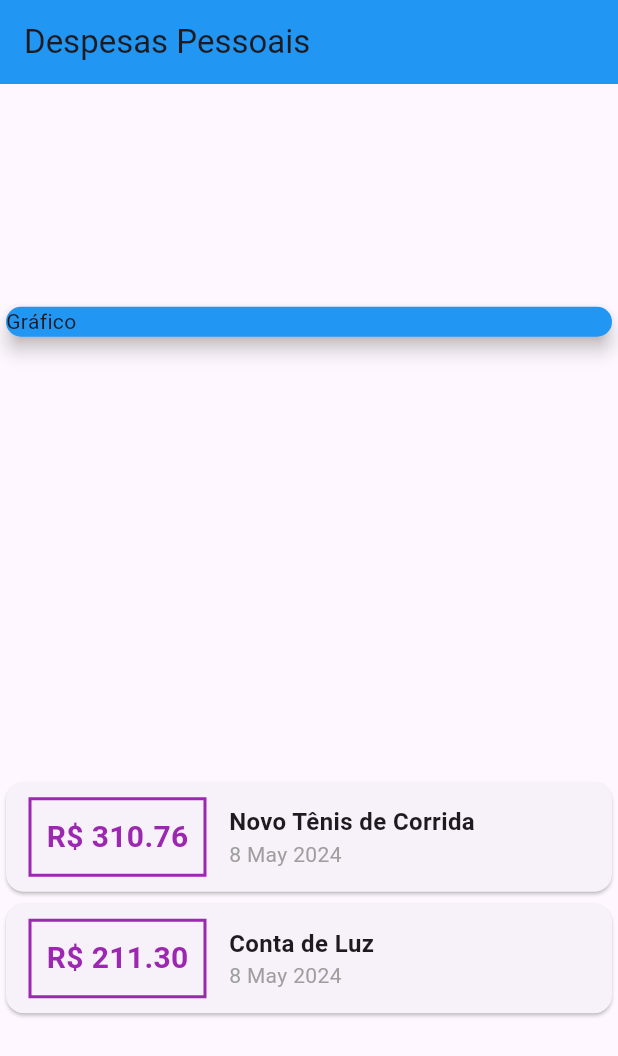
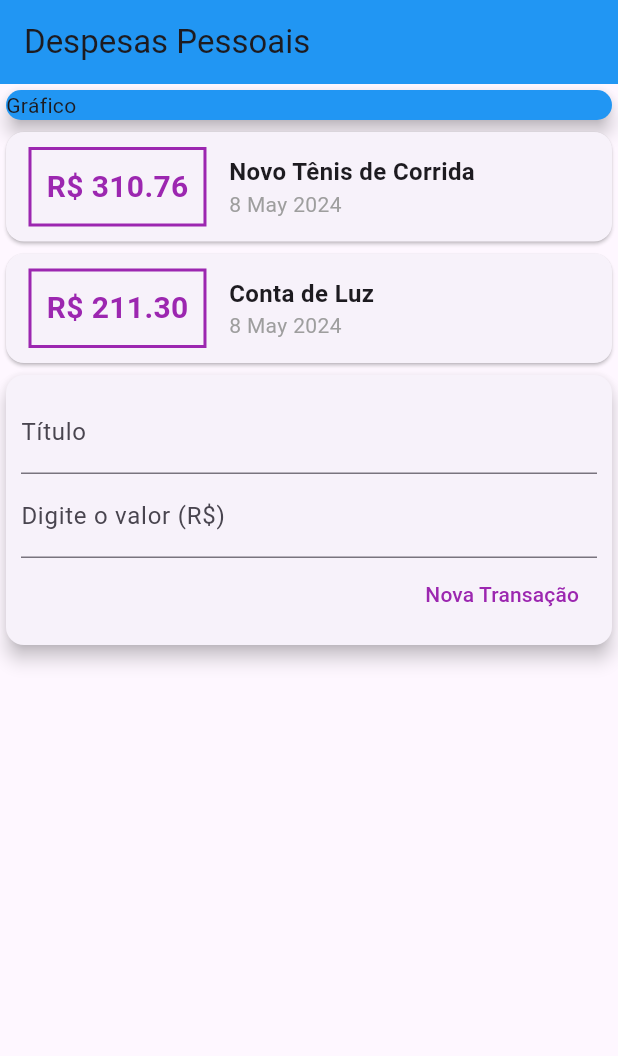
Before and after one commit to ArthurRCastilho/app_despesas, a Flutter app: the screen it shows after launch, on a phone screen of 412 x 824 dp. Shown: the top 1056 px of the screen. Run offline on Flutter 3.47's test engine with Material 3 defaults, Android fonts, the phone set to English and light mode, and no system bars.

Commit message:
Adicionando o card para adicionar transações, no card estão presentes textFild para inserir valores do titulo da transação, e valor da transação. Além de teste se está sendo recebido os valores que forem digitados nos TextFields. Resta adicionar os valores a _transictions para conseguir adicionar os valores a lista de transações.

```diff
--- a/lib/main.dart
+++ b/lib/main.dart
@@ -14,6 +14,9 @@ class ExpensesApp extends StatelessWidget {
 }
 
 class MyHomePage extends StatelessWidget {
+  final titleController = TextEditingController();
+  final valueController = TextEditingController();
+
   final _transactions = [
     Transaction(
         id: 't1',
@@ -37,13 +40,14 @@ class MyHomePage extends StatelessWidget {
       ),
       body: Column(
         // mainAxisAlignmente e crossAxisAlignment, são usados para alinhar os widgets
-        mainAxisAlignment: MainAxisAlignment.spaceAround,
         crossAxisAlignment: CrossAxisAlignment.stretch,
         children: <Widget>[
-          const Card(
-            color: Colors.blue,
-            elevation: 5,
-            child: Text('Gráfico'),
+          Container(
+            child: const Card(
+              color: Colors.blue,
+              elevation: 5,
+              child: Text('Gráfico'),
+            ),
           ),
           Column(
             children: _transactions.map((tr) {
@@ -94,6 +98,44 @@ class MyHomePage extends StatelessWidget {
               );
             }).toList(),
           ),
+          Card(
+            elevation: 5,
+            child: Padding(
+              padding: EdgeInsets.all(10),
+              child: Column(
+                children: <Widget>[
+                  TextField(
+                    controller: titleController,
+                    decoration: const InputDecoration(
+                      labelText: 'Título',
+                    ),
+                  ),
+                  TextField(
+                    controller: valueController,
+                    decoration: const InputDecoration(
+                      labelText: 'Digite o valor (R\$)',
+                    ),
+                  ),
+                  Row(
+                    mainAxisAlignment: MainAxisAlignment.end,
+                    children: [
+                      TextButton(
+                        onPressed: () {
+                          print(titleController);
+                          print(valueController.text);
+                        },
+                        style: const ButtonStyle(
+                          foregroundColor:
+                              MaterialStatePropertyAll<Color>(Colors.purple),
+                        ),
+                        child: const Text('Nova Transação'),
+                      ),
+                    ],
+                  )
+                ],
+              ),
+            ),
+          )
         ],
       ),
     );
```
